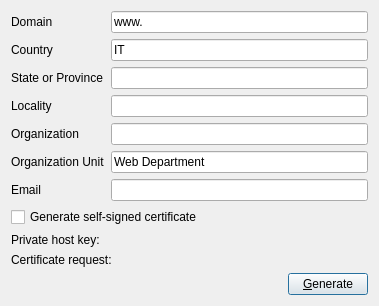
Qt form csrassistant/csrwindow.ui (mtorromeo/csrassistant) before a commit.
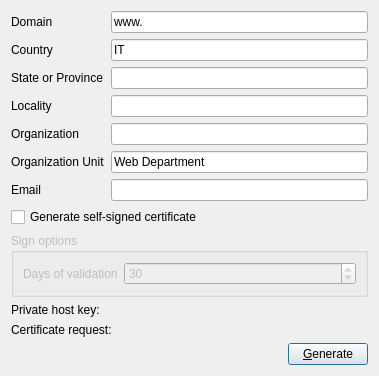
The same form after that commit.

Commit message: Implemented option to specify the number of days to certify the certificate for

```diff
--- a/csrassistant/csrwindow.ui
+++ b/csrassistant/csrwindow.ui
@@ -7,7 +7,7 @@
     <x>0</x>
     <y>0</y>
     <width>379</width>
-    <height>279</height>
+    <height>332</height>
    </rect>
   </property>
   <property name="windowTitle">
@@ -128,6 +128,38 @@
      </property>
     </widget>
    </item>
+   <item>
+    <widget class="QGroupBox" name="groupSign">
+     <property name="enabled">
+      <bool>false</bool>
+     </property>
+     <property name="title">
+      <string>Sign options</string>
+     </property>
+     <layout class="QFormLayout" name="formLayout_2">
+      <item row="0" column="0">
+       <widget class="QLabel" name="lblDays">
+        <property name="text">
+         <string>Days of validation</string>
+        </property>
+       </widget>
+      </item>
+      <item row="0" column="1">
+       <widget class="QSpinBox" name="spinDays">
+        <property name="minimum">
+         <number>1</number>
+        </property>
+        <property name="maximum">
+         <number>100000</number>
+        </property>
+        <property name="value">
+         <number>30</number>
+        </property>
+       </widget>
+      </item>
+     </layout>
+    </widget>
+   </item>
    <item>
     <widget class="QLabel" name="lblHostKey">
      <property name="text">
```
Left out of the diff: 20 changed lines with no effect on the pictures. The commit also changes 2 other files.
